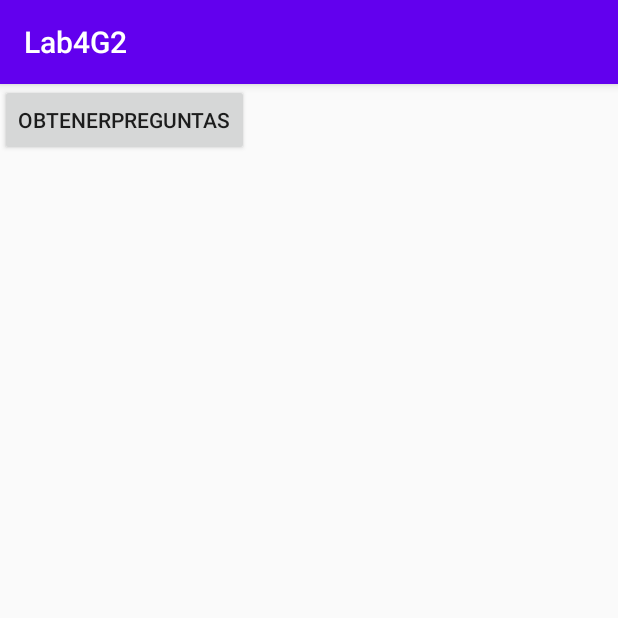
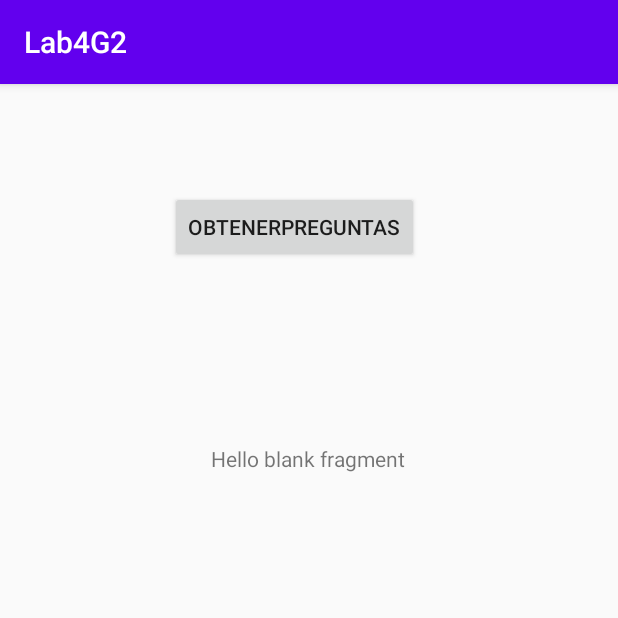
Before and after one commit to Gabrielcv98/Lab4AppsG2, an Android app: the PreguntasActivity screen opened directly, with no data from a screen before it, on a phone screen of 412 x 824 dp, the top half of it. Run offline under Robolectric (Android 15) with nearby library versions, the phone set to English and light mode, and no system bars; our stand-ins replace Volley; network calls fail.

Commit message:
respuestas-falta

```diff
--- a/app/build.gradle
+++ b/app/build.gradle
@@ -32,5 +32,6 @@ dependencies {
     androidTestImplementation 'androidx.test.espresso:espresso-core:3.3.0'
     implementation 'com.android.volley:volley:1.1.1'
     implementation 'com.google.code.gson:gson:2.8.6'
+    implementation 'androidx.recyclerview:recyclerview:1.1.0'
 
 }
--- a/app/src/main/java/pe/pucp/dduu/tel306/Entidades/Preguntas.java
+++ b/app/src/main/java/pe/pucp/dduu/tel306/Entidades/Preguntas.java
@@ -4,7 +4,7 @@ public class Preguntas {
     private int id ;
     private String questionText;
     private String questionDate;
-    private Respuestas answers;
+    private Respuestas[] answers;
 
 
     public int getId() {
@@ -32,11 +32,11 @@ public class Preguntas {
     }
 
 
-    public Respuestas getAnswers() {
+    public Respuestas[] getAnswers() {
         return answers;
     }
 
-    public void setAnswers(Respuestas answers) {
+    public void setAnswers(Respuestas[] answers) {
         this.answers = answers;
     }
 }
--- /dev/null
+++ b/app/src/main/java/pe/pucp/dduu/tel306/FragmentRespuestas.java
@@ -0,0 +1,77 @@
+package pe.pucp.dduu.tel306;
+
+import android.content.Context;
+import android.os.Bundle;
+
+import androidx.fragment.app.Fragment;
+import androidx.recyclerview.widget.LinearLayoutManager;
+import androidx.recyclerview.widget.RecyclerView;
+
+import android.view.LayoutInflater;
+import android.view.View;
+import android.view.ViewGroup;
+
+import java.util.ArrayList;
+import java.util.List;
+
+import pe.pucp.dduu.tel306.Entidades.Preguntas;
+import pe.pucp.dduu.tel306.Entidades.Respuestas;
+
+/**
+ * A simple {@link Fragment} subclass.
+ * Use the {@link FragmentRespuestas#newInstance} factory method to
+ * create an instance of this fragment.
+ */
+public class FragmentRespuestas extends Fragment {
+
+    private static List<Respuestas> lista;
+   private static Context context;
+
+
+
+    public FragmentRespuestas() {
+        // Required empty public constructor
+    }
+
+    public static FragmentRespuestas newInstance(List<Respuestas> listarespuestas) {
+        FragmentRespuestas fragment = new FragmentRespuestas();
+        lista=listarespuestas;
+        //fragment.setArguments(args);
+        return fragment;
+    }
+
+    @Override
+    public void onCreate(Bundle savedInstanceState) {
+        super.onCreate(savedInstanceState);
+        if (getArguments() != null) {
+
+        }
+    }
+
+    ListaOpcionesAdapter listaOpcionesAdapter;
+    RecyclerView recyclerViewRespuestas;
+    ArrayList<Respuestas> listaRespuestas;
+
+
+
+    @Override
+    public View onCreateView(LayoutInflater inflater, ViewGroup container,
+                             Bundle savedInstanceState) {
+        // Inflate the layout for this fragment
+        View view = inflater.inflate(R.layout.fragment_respuestas, container, false);
+        recyclerViewRespuestas = view.findViewById(R.id.recyclerViewRespuestas);
+        recyclerViewRespuestas.setLayoutManager(new LinearLayoutManager(getContext(),LinearLayoutManager.VERTICAL,false));
+        listaRespuestas = new ArrayList<>();
+        llenarLista();
+
+        return view;
+    }
+
+    private void llenarLista() {
+        listaRespuestas.add((Respuestas) lista);
+    }
+
+    public void cargarLista(){
+        listaRespuestas.add(new Respuestas());
+    }
+}
--- a/app/src/main/res/layout/activity_preguntas.xml
+++ b/app/src/main/res/layout/activity_preguntas.xml
@@ -23,8 +23,22 @@
         android:id="@+id/obtenerPreguntas"
         android:layout_width="wrap_content"
         android:layout_height="wrap_content"
+        android:layout_marginStart="113dp"
+        android:layout_marginTop="71dp"
         android:onClick="obtenerPreguntas"
         android:text="obtenerPreguntas"
-        tools:layout_editor_absoluteX="113dp"
-        tools:layout_editor_absoluteY="71dp" />
+        app:layout_constraintStart_toStartOf="parent"
+        app:layout_constraintTop_toTopOf="parent" />
+
+    <fragment
+        android:id="@+id/fragment2"
+        android:name="pe.pucp.dduu.tel306.FragmentRespuestas"
+        android:layout_width="wrap_content"
+        android:layout_height="wrap_content"
+        android:layout_marginTop="240dp"
+        app:layout_constraintEnd_toEndOf="parent"
+        app:layout_constraintHorizontal_bias="0.498"
+        app:layout_constraintStart_toStartOf="parent"
+        app:layout_constraintTop_toTopOf="parent" />
+
 </androidx.constraintlayout.widget.ConstraintLayout>
--- /dev/null
+++ b/app/src/main/res/layout/fragment_respuestas.xml
@@ -0,0 +1,19 @@
+<?xml version="1.0" encoding="utf-8"?>
+<FrameLayout xmlns:android="http://schemas.android.com/apk/res/android"
+    xmlns:tools="http://schemas.android.com/tools"
+    android:layout_width="match_parent"
+    android:layout_height="match_parent"
+    tools:context=".FragmentRespuestas">
+
+    <!-- TODO: Update blank fragment layout -->
+    <TextView
+        android:layout_width="match_parent"
+        android:layout_height="match_parent"
+        android:text="@string/hello_blank_fragment" />
+
+    <androidx.recyclerview.widget.RecyclerView
+        android:id="@+id/recyclerViewRespuestas"
+        android:layout_width="match_parent"
+        android:layout_height="550dp" />
+
+</FrameLayout>
```
Also changed, not shown: app/src/main/java/pe/pucp/dduu/tel306/Entidades/Respuestas.java (+7 -0 lines), app/src/main/java/pe/pucp/dduu/tel306/ListaOpcionesAdapter.java (added, +73 -0 lines), app/src/main/java/pe/pucp/dduu/tel306/PreguntasActivity.java (+31 -2 lines), app/src/main/res/layout/respuestas_rv.xml (added, +28 -0 lines).
